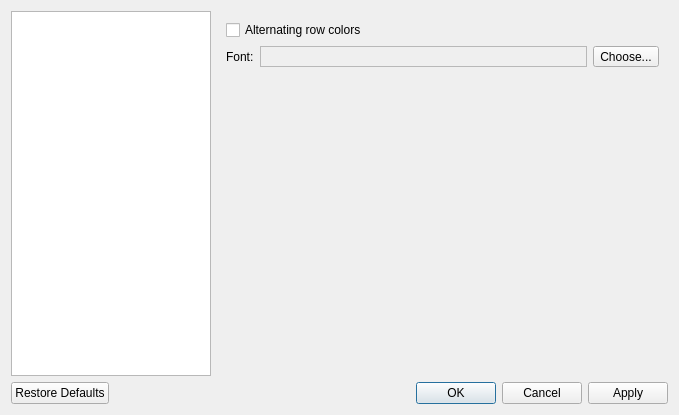
The window that src/hex/forms/settingsdialog.ui (zenwarr/microhex) describes before a commit, drawn with Qt 5.
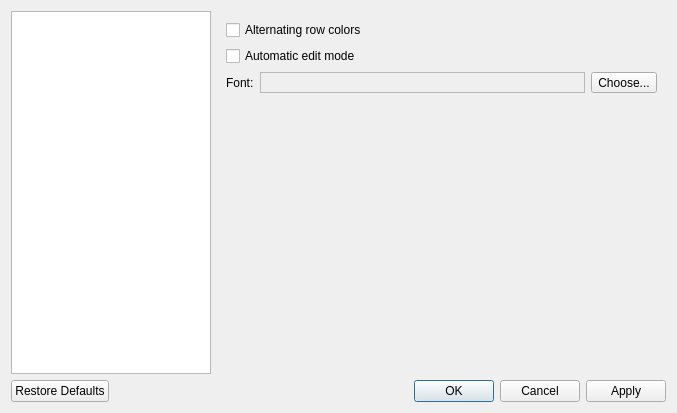
The same window after the commit.

Commit message: fixed: bugs with editing in insert mode; add auto edit mode option

What changed in the file:
```diff
--- a/src/hex/forms/settingsdialog.ui
+++ b/src/hex/forms/settingsdialog.ui
@@ -6,8 +6,8 @@
    <rect>
     <x>0</x>
     <y>0</y>
-    <width>679</width>
-    <height>415</height>
+    <width>677</width>
+    <height>413</height>
    </rect>
   </property>
   <property name="windowTitle">
@@ -113,6 +113,13 @@
            </property>
           </widget>
          </item>
+         <item>
+          <widget class="QCheckBox" name="chkAutoEditMode">
+           <property name="text">
+            <string>Automatic edit mode</string>
+           </property>
+          </widget>
+         </item>
          <item>
           <layout class="QFormLayout" name="formLayout_4">
            <property name="fieldGrowthPolicy">
```
The commit also changes 5 other files.
